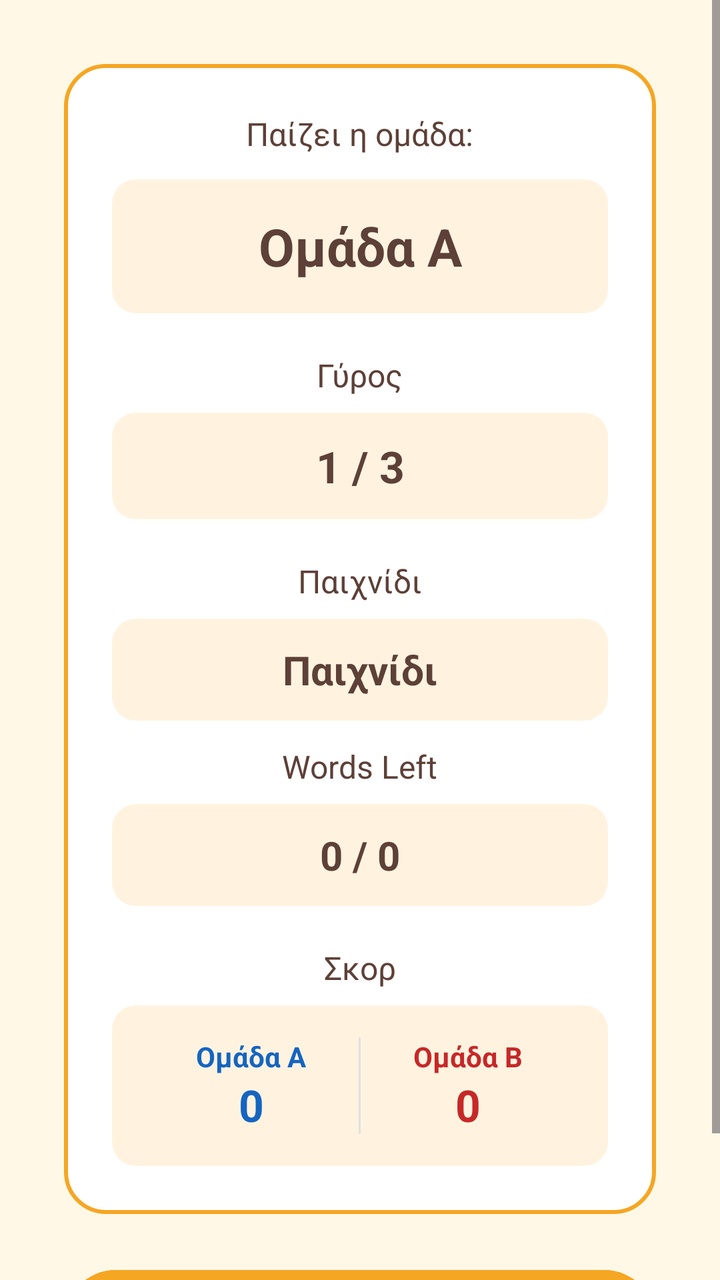
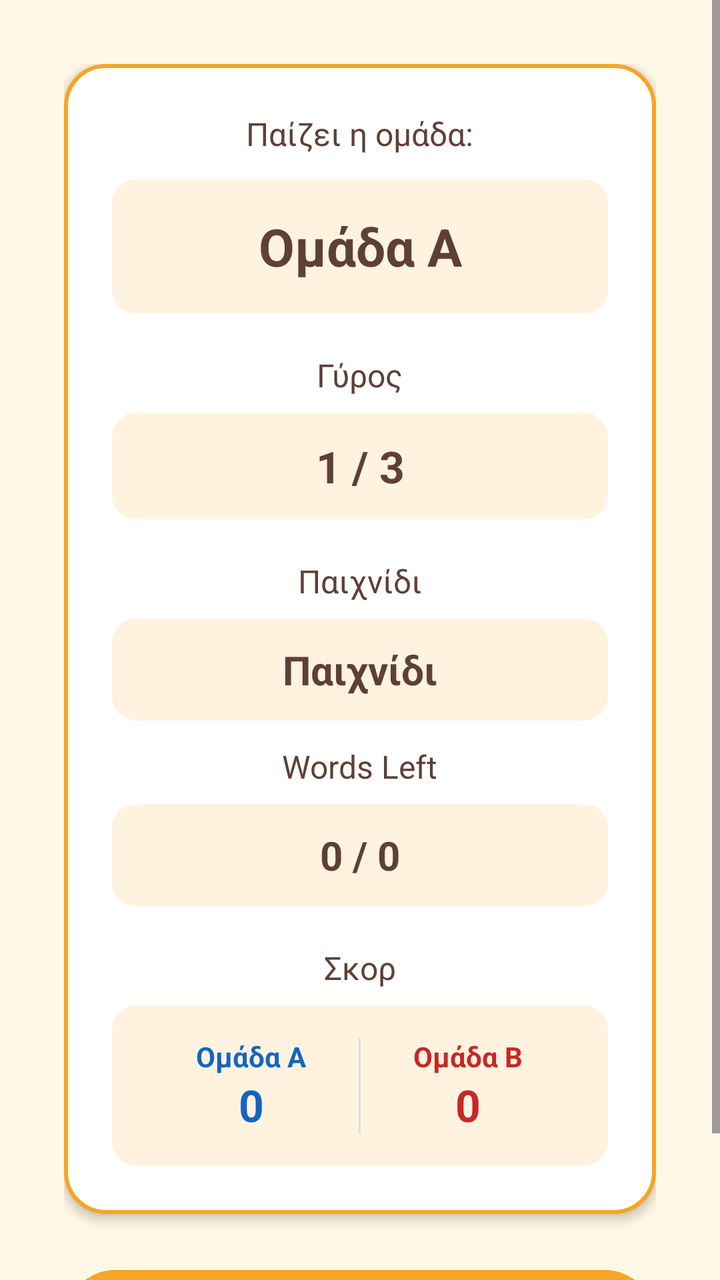

An Android layout rendered at two revisions. The XML below is the earlier revision; the diff shows what the commit changed to produce the second picture.
<!-- AndroidManifest.xml: application theme Theme.WordMaster -->
<!-- res/layout/activity_turn.xml -->
<?xml version="1.0" encoding="utf-8"?>
<ScrollView xmlns:android="http://schemas.android.com/apk/res/android"
    android:id="@+id/main"
    android:layout_width="match_parent"
    android:layout_height="match_parent"
    android:fillViewport="true"
    android:background="#FFF8E7">

    <LinearLayout
        android:layout_width="match_parent"
        android:layout_height="wrap_content"
        android:gravity="center"
        android:orientation="vertical"
        android:padding="32dp">

        <LinearLayout
            android:layout_width="match_parent"
            android:layout_height="wrap_content"
            android:orientation="vertical"
            android:background="@drawable/card_bg"
            android:padding="24dp"
            android:gravity="center">

            <TextView
                android:layout_width="wrap_content"
                android:layout_height="wrap_content"
                android:text="Παίζει η ομάδα:"
                android:textColor="#5D4037"
                android:textSize="16sp"
                android:layout_marginBottom="12dp" />

            <TextView
                android:id="@+id/tvCurrentTeam"
                android:layout_width="match_parent"
                android:layout_height="wrap_content"
                android:text="Ομάδα Α"
                android:textColor="#5D4037"
                android:textSize="26sp"
                android:textStyle="bold"
                android:gravity="center"
                android:background="@drawable/team_name_bg"
                android:padding="16dp"
                android:layout_marginBottom="20dp" />

            <TextView
                android:layout_width="wrap_content"
                android:layout_height="wrap_content"
                android:text="Γύρος"
                android:textColor="#5D4037"
                android:textSize="16sp"
                android:layout_marginBottom="8dp" />

            <TextView
                android:id="@+id/tvRound"
                android:layout_width="match_parent"
                android:layout_height="wrap_content"
                android:text="1 / 3"
                android:textColor="#5D4037"
                android:textSize="22sp"
                android:textStyle="bold"
                android:gravity="center"
                android:background="@drawable/team_name_bg"
                android:padding="12dp"
                android:layout_marginBottom="20dp" />

            <TextView
                android:id="@+id/textView4"
                android:layout_width="wrap_content"
                android:layout_height="wrap_content"
                android:layout_marginBottom="8dp"
                android:text="Παιχνίδι"
                android:textColor="#5D4037"
                android:textSize="16sp" />

            <TextView
                android:id="@+id/tvGameTitle"
                android:layout_width="match_parent"
                android:layout_height="wrap_content"
                android:layout_marginBottom="12dp"
                android:background="@drawable/team_name_bg"
                android:gravity="center"
                android:padding="12dp"
                android:text="Παιχνίδι"
                android:textColor="#5D4037"
                android:textSize="20sp"
                android:textStyle="bold" />

            <TextView
                android:id="@+id/textView3"
                android:layout_width="wrap_content"
                android:layout_height="wrap_content"
                android:layout_marginBottom="8dp"
                android:text="Words Left"
                android:textColor="#5D4037"
                android:textSize="16sp" />

            <TextView
                android:id="@+id/tvWordCount"
                android:layout_width="match_parent"
                android:layout_height="wrap_content"
                android:text="0 / 0"
                android:textColor="#5D4037"
                android:textSize="20sp"
                android:textStyle="bold"
                android:gravity="center"
                android:background="@drawable/team_name_bg"
                android:padding="12dp"
                android:layout_marginBottom="20dp" />

            <TextView
                android:layout_width="wrap_content"
                android:layout_height="wrap_content"
                android:text="Σκορ"
                android:textColor="#5D4037"
                android:textSize="16sp"
                android:layout_marginBottom="8dp" />

            <LinearLayout
                android:layout_width="match_parent"
                android:layout_height="wrap_content"
                android:orientation="horizontal"
                android:background="@drawable/team_name_bg"
                android:padding="16dp">

                <LinearLayout
                    android:layout_width="0dp"
                    android:layout_height="wrap_content"
                    android:layout_weight="1"
                    android:orientation="vertical"
                    android:gravity="center">

                    <TextView
                        android:id="@+id/tvTeam1Name"
                        android:layout_width="wrap_content"
                        android:layout_height="wrap_content"
                        android:text="Ομάδα Α"
                        android:textColor="#1565C0"
                        android:textSize="14sp"
                        android:textStyle="bold" />

                    <TextView
                        android:id="@+id/tvScore1"
                        android:layout_width="wrap_content"
                        android:layout_height="wrap_content"
                        android:text="0"
                        android:textColor="#1565C0"
                        android:textSize="22sp"
                        android:textStyle="bold" />
                </LinearLayout>

                <View
                    android:layout_width="1dp"
                    android:layout_height="match_parent"
                    android:background="#E0E0E0" />

                <LinearLayout
                    android:layout_width="0dp"
                    android:layout_height="wrap_content"
                    android:layout_weight="1"
                    android:orientation="vertical"
                    android:gravity="center">

                    <TextView
                        android:id="@+id/tvTeam2Name"
                        android:layout_width="wrap_content"
                        android:layout_height="wrap_content"
                        android:text="Ομάδα Β"
                        android:textColor="#C62828"
                        android:textSize="14sp"
                        android:textStyle="bold" />

                    <TextView
                        android:id="@+id/tvScore2"
                        android:layout_width="wrap_content"
                        android:layout_height="wrap_content"
                        android:text="0"
                        android:textColor="#C62828"
                        android:textSize="22sp"
                        android:textStyle="bold" />
                </LinearLayout>
            </LinearLayout>

        </LinearLayout>

        <Button
            android:id="@+id/btnStart"
            android:layout_width="match_parent"
            android:layout_height="60dp"
            android:text="Start"
            android:textSize="20sp"
            android:textColor="#FFFFFF"
            android:backgroundTint="#F5A623"
            android:layout_marginTop="24dp" />

    </LinearLayout>
</ScrollView>
<!-- resources referenced by this layout -->
<resources>
  <!-- drawable card_bg (drawable) -->
  <?xml version="1.0" encoding="utf-8"?>
  <shape xmlns:android="http://schemas.android.com/apk/res/android">
      <solid android:color="#FFFFFF" />
      <corners android:radius="20dp" />
      <stroke android:width="2dp" android:color="#F5A623" />
  </shape>
  <!-- drawable team_name_bg (drawable) -->
  <?xml version="1.0" encoding="utf-8"?>
  <shape xmlns:android="http://schemas.android.com/apk/res/android">
      <solid android:color="#FFF3E0" />
      <corners android:radius="12dp" />
  </shape>
  <style name="Theme.WordMaster" parent="Base.Theme.WordMaster" />
  <style name="Base.Theme.WordMaster" parent="Theme.Material3.DayNight.NoActionBar">
          
          
      </style>
</resources>

<!-- the commit's change to res/layout/activity_turn.xml (unified diff, before → after) -->
@@ -16,52 +16,53 @@
         <LinearLayout
             android:layout_width="match_parent"
             android:layout_height="wrap_content"
+            android:background="@drawable/card_bg"
+            android:elevation="3dp"
+            android:gravity="center"
             android:orientation="vertical"
-            android:background="@drawable/card_bg"
-            android:padding="24dp"
-            android:gravity="center">
+            android:padding="24dp">
 
             <TextView
                 android:layout_width="wrap_content"
                 android:layout_height="wrap_content"
+                android:layout_marginBottom="12dp"
                 android:text="Παίζει η ομάδα:"
                 android:textColor="#5D4037"
-                android:textSize="16sp"
-                android:layout_marginBottom="12dp" />
+                android:textSize="16sp" />
 
             <TextView
                 android:id="@+id/tvCurrentTeam"
                 android:layout_width="match_parent"
                 android:layout_height="wrap_content"
+                android:layout_marginBottom="20dp"
+                android:background="@drawable/team_name_bg"
+                android:gravity="center"
+                android:padding="16dp"
                 android:text="Ομάδα Α"
                 android:textColor="#5D4037"
                 android:textSize="26sp"
-                android:textStyle="bold"
-                android:gravity="center"
-                android:background="@drawable/team_name_bg"
-                android:padding="16dp"
-                android:layout_marginBottom="20dp" />
+                android:textStyle="bold" />
 
             <TextView
                 android:layout_width="wrap_content"
                 android:layout_height="wrap_content"
+                android:layout_marginBottom="8dp"
                 android:text="Γύρος"
                 android:textColor="#5D4037"
-                android:textSize="16sp"
-                android:layout_marginBottom="8dp" />
+                android:textSize="16sp" />
 
             <TextView
                 android:id="@+id/tvRound"
                 android:layout_width="match_parent"
                 android:layout_height="wrap_content"
+                android:layout_marginBottom="20dp"
+                android:background="@drawable/team_name_bg"
+                android:gravity="center"
+                android:padding="12dp"
                 android:text="1 / 3"
                 android:textColor="#5D4037"
                 android:textSize="22sp"
-                android:textStyle="bold"
-                android:gravity="center"
-                android:background="@drawable/team_name_bg"
-                android:padding="12dp"
-                android:layout_marginBottom="20dp" />
+                android:textStyle="bold" />
 
             <TextView
                 android:id="@+id/textView4"
@@ -98,36 +99,36 @@
                 android:id="@+id/tvWordCount"
                 android:layout_width="match_parent"
                 android:layout_height="wrap_content"
+                android:layout_marginBottom="20dp"
+                android:background="@drawable/team_name_bg"
+                android:gravity="center"
+                android:padding="12dp"
                 android:text="0 / 0"
                 android:textColor="#5D4037"
                 android:textSize="20sp"
-                android:textStyle="bold"
-                android:gravity="center"
-                android:background="@drawable/team_name_bg"
-                android:padding="12dp"
-                android:layout_marginBottom="20dp" />
+                android:textStyle="bold" />
 
             <TextView
                 android:layout_width="wrap_content"
                 android:layout_height="wrap_content"
+                android:layout_marginBottom="8dp"
                 android:text="Σκορ"
                 android:textColor="#5D4037"
-                android:textSize="16sp"
-                android:layout_marginBottom="8dp" />
+                android:textSize="16sp" />
 
             <LinearLayout
                 android:layout_width="match_parent"
                 android:layout_height="wrap_content"
+                android:background="@drawable/team_name_bg"
                 android:orientation="horizontal"
-                android:background="@drawable/team_name_bg"
                 android:padding="16dp">
 
                 <LinearLayout
                     android:layout_width="0dp"
                     android:layout_height="wrap_content"
                     android:layout_weight="1"
-                    android:orientation="vertical"
-                    android:gravity="center">
+                    android:gravity="center"
+                    android:orientation="vertical">
 
                     <TextView
                         android:id="@+id/tvTeam1Name"
@@ -157,8 +158,8 @@
                     android:layout_width="0dp"
                     android:layout_height="wrap_content"
                     android:layout_weight="1"
-                    android:orientation="vertical"
-                    android:gravity="center">
+                    android:gravity="center"
+                    android:orientation="vertical">
 
                     <TextView
                         android:id="@+id/tvTeam2Name"
